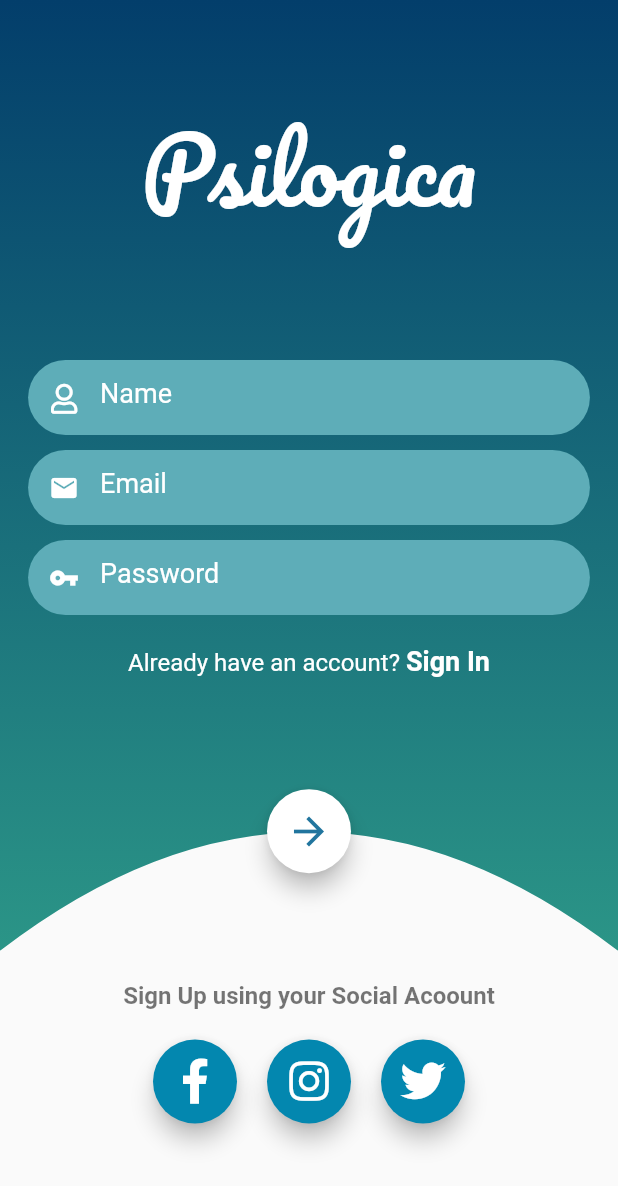
After one commit to shelarsuhas/flutter_ui_demos, a Flutter app: the RegisterPage2 screen opened directly, on a phone screen of 412 x 824 dp. The commit adds this screen. Shown: the top 1186 px of the screen. Run offline on Flutter 3.47's test engine with Material 2 defaults, Android fonts, the phone set to English and light mode, and no system bars; our stand-ins replace flutter_neumorphic, font_awesome_flutter, google_fonts; missing offline and left inert: polygon_clipper.

Commit message:
ADD: Register Page 3

```diff
--- a/lib/routes/router.dart
+++ b/lib/routes/router.dart
@@ -2,6 +2,7 @@ import 'package:flutter/material.dart';
 import 'package:flutter_ui_demos/src/detail_screen/pages/detail_page_1.dart';
 import 'package:flutter_ui_demos/src/home/pages/home_1.dart';
 import 'package:flutter_ui_demos/src/login/pages/login_page_3.dart';
+import 'package:flutter_ui_demos/src/login/pages/register_page_2.dart';
 import 'package:font_awesome_flutter/font_awesome_flutter.dart';
 
 import '../data/common_models/list_item.dart';
@@ -41,6 +42,12 @@ final List<dynamic> routes = [
         icon: Icons.person_add,
         path: RegisterPage1.path,
       ),
+      SubListItem(
+        name: 'Register Page 2',
+        page: RegisterPage2(),
+        icon: Icons.person_add,
+        path: RegisterPage2.path,
+      ),
     ],
   ),
   ListItem(
--- /dev/null
+++ b/lib/src/login/pages/register_page_2.dart
@@ -0,0 +1,244 @@
+import 'package:flutter/material.dart';
+import 'package:font_awesome_flutter/font_awesome_flutter.dart';
+import 'package:google_fonts/google_fonts.dart';
+
+class RegisterPage2 extends StatelessWidget {
+  static final String path = 'lib/src/login/pages/register_page_2.dart';
+  @override
+  Widget build(BuildContext context) {
+    Size size = MediaQuery.of(context).size;
+    double backdropHeight = size.height / 1.3;
+    return Scaffold(
+      body: SingleChildScrollView(
+        child: Container(
+          width: size.width,
+          height: size.height,
+          child: Stack(
+            alignment: Alignment.center,
+            children: <Widget>[
+              Positioned(
+                top: 0,
+                child: ClipPath(
+                  clipper: BottomPathClipper(),
+                  child: Container(
+                    width: size.width,
+                    height: backdropHeight,
+                    decoration: BoxDecoration(
+                      gradient: LinearGradient(
+                        begin: Alignment.bottomCenter,
+                        end: Alignment.topCenter,
+                        colors: [
+                          Color(0xff2b9587),
+                          Color(0xff033e6b),
+                        ],
+                      ),
+                    ),
+                  ),
+                ),
+              ),
+              Positioned(
+                top: 60,
+                child: Column(
+                  mainAxisSize: MainAxisSize.min,
+                  children: <Widget>[
+                    Text(
+                      'Psilogica',
+                      style: GoogleFonts.pacifico(
+                        fontSize: 60,
+                        color: Colors.white,
+                      ),
+                    ),
+                    SizedBox(
+                      height: 75,
+                    ),
+                    _buildTextField(
+                      size: size,
+                      hint: 'Name',
+                      prefixIcon: FontAwesomeIcons.user,
+                      isPassword: false,
+                    ),
+                    SizedBox(
+                      height: 10,
+                    ),
+                    _buildTextField(
+                      size: size,
+                      hint: 'Email',
+                      prefixIcon: Icons.email,
+                      isPassword: false,
+                    ),
+                    SizedBox(
+                      height: 10,
+                    ),
+                    _buildTextField(
+                      size: size,
+                      hint: 'Password',
+                      prefixIcon: Icons.vpn_key,
+                      isPassword: true,
+                    ),
+                    SizedBox(
+                      height: 20,
+                    ),
+                    RichText(
+                      text: TextSpan(
+                        text: 'Already have an account? ',
+                        style: TextStyle(
+                          color: Colors.white,
+                          fontSize: 16,
+                        ),
+                        children: [
+                          TextSpan(
+                            text: 'Sign In',
+                            style: TextStyle(
+                              fontSize: 18,
+                              fontWeight: FontWeight.bold,
+                            ),
+                          )
+                        ],
+                      ),
+                    ),
+                  ],
+                ),
+              ),
+              Positioned(
+                top: backdropHeight * 0.83,
+                child: FloatingActionButton(
+                  heroTag: "btn_next",
+                  backgroundColor: Colors.white,
+                  onPressed: () {},
+                  child: Icon(
+                    Icons.arrow_forward,
+                    size: 30,
+                    color: Color(0xff21759e),
+                  ),
+                ),
+              ),
+              Positioned(
+                bottom: 75,
+                child: Column(
+                  mainAxisSize: MainAxisSize.min,
+                  children: <Widget>[
+                    Text(
+                      "Sign Up using your Social Acoount",
+                      style: TextStyle(
+                        fontSize: 16,
+                        color: Colors.black54,
+                        fontWeight: FontWeight.w600,
+                      ),
+                    ),
+                    SizedBox(
+                      height: 20,
+                    ),
+                    Row(
+                      mainAxisSize: MainAxisSize.min,
+                      children: <Widget>[
+                        FloatingActionButton(
+                          heroTag: "btn_facebook",
+                          backgroundColor: Color(0xff0387AF),
+                          onPressed: () {},
+                          child: Icon(
+                            FontAwesomeIcons.facebookF,
+                            size: 30,
+                            color: Colors.white,
+                          ),
+                        ),
+                        SizedBox(
+                          width: 20,
+                        ),
+                        FloatingActionButton(
+                          heroTag: "btn_instagram",
+                          backgroundColor: Color(0xff0387AF),
+                          onPressed: () {},
+                          child: Icon(
+                            FontAwesomeIcons.instagram,
+                            size: 30,
+                            color: Colors.white,
+                          ),
+                        ),
+                        SizedBox(
+                          width: 20,
+                        ),
+                        FloatingActionButton(
+                          heroTag: "btn_twitter",
+                          backgroundColor: Color(0xff0387AF),
+                          onPressed: () {},
+                          child: Icon(
+                            FontAwesomeIcons.twitter,
+                            size: 30,
+                            color: Colors.white,
+                          ),
+                        ),
+                      ],
+                    )
+                  ],
+                ),
+              ),
+            ],
+          ),
+        ),
+      ),
+    );
+  }
+
+  Container _buildTextField(
+      {@required Size size,
+      @required String hint,
+      @required IconData prefixIcon,
+      @required bool isPassword}) {
+    return Container(
+      width: size.width / 1.1,
+      height: 50,
+      child: TextField(
+        obscureText: isPassword,
+        style: TextStyle(
+          fontSize: 18,
+          color: Colors.white,
+        ),
+        cursorColor: Colors.white,
+        decoration: InputDecoration(
+          border: OutlineInputBorder(
+            borderRadius: const BorderRadius.all(
+              const Radius.circular(50.0),
+            ),
+            borderSide: BorderSide(
+              width: 0,
+              style: BorderStyle.none,
+            ),
+          ),
+          filled: true,
+          hintStyle: TextStyle(
+            color: Colors.white,
+          ),
+          hintText: hint,
+          fillColor: Color(0xff5EADB8),
+          prefixIcon: Icon(
+            prefixIcon,
+            color: Colors.white,
+            size: 20,
+          ),
+        ),
+      ),
+    );
+  }
+}
+
+class BottomPathClipper extends CustomClipper<Path> {
+  @override
+  Path getClip(Size size) {
+    final Path path = Path();
+    path.lineTo(0.0, size.height);
+
+    var endPoint = Offset(size.width, size.height);
+    var controlPoint = Offset(size.width * 0.5, size.height * 0.75);
+    path.quadraticBezierTo(
+        controlPoint.dx, controlPoint.dy, endPoint.dx, endPoint.dy);
+
+    path.lineTo(size.width, size.height);
+    path.lineTo(size.width, 0.0);
+    return path;
+  }
+
+  @override
+  bool shouldReclip(CustomClipper<Path> oldClipper) {
+    return true;
+  }
+}
--- a/pubspec.yaml
+++ b/pubspec.yaml
@@ -34,6 +34,8 @@ dependencies:
   flutter_neumorphic: ^3.0.1
   #Draw Polygon
   polygon_clipper: ^1.0.2
+  #Google Fonts library
+  google_fonts: ^1.1.0
 
 dev_dependencies:
   flutter_test:
```
Also changed, not shown: pubspec.lock, 6 other files.
